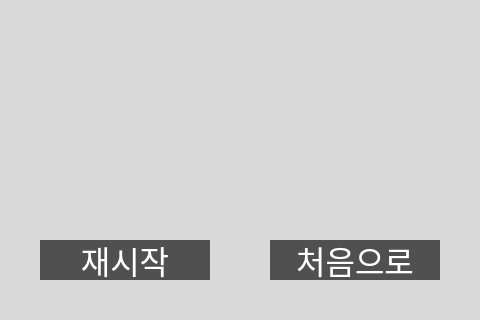
Old version of the form GUI/ui/Result.ui in the repository INUcapstone-19-20/CapstoneDesign_2.
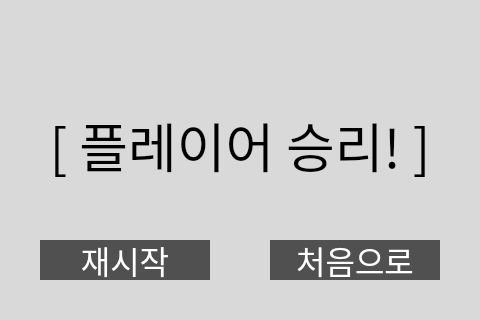
New version of the form.

Patch:
```diff
--- a/GUI/ui/Result.ui
+++ b/GUI/ui/Result.ui
@@ -71,6 +71,33 @@
      <string>처음으로</string>
     </property>
    </widget>
+   <widget class="QLabel" name="lb_winner">
+    <property name="geometry">
+     <rect>
+      <x>0</x>
+      <y>110</y>
+      <width>480</width>
+      <height>70</height>
+     </rect>
+    </property>
+    <property name="font">
+     <font>
+      <family>NanumSquareRound</family>
+      <pointsize>40</pointsize>
+      <weight>50</weight>
+      <bold>false</bold>
+     </font>
+    </property>
+    <property name="styleSheet">
+     <string notr="true">color: rgb(0, 0, 0);</string>
+    </property>
+    <property name="text">
+     <string>[ 플레이어 승리! ]</string>
+    </property>
+    <property name="alignment">
+     <set>Qt::AlignCenter</set>
+    </property>
+   </widget>
   </widget>
  </widget>
  <resources/>
```
Left out of the diff: 4 changed lines with no effect on the pictures.
